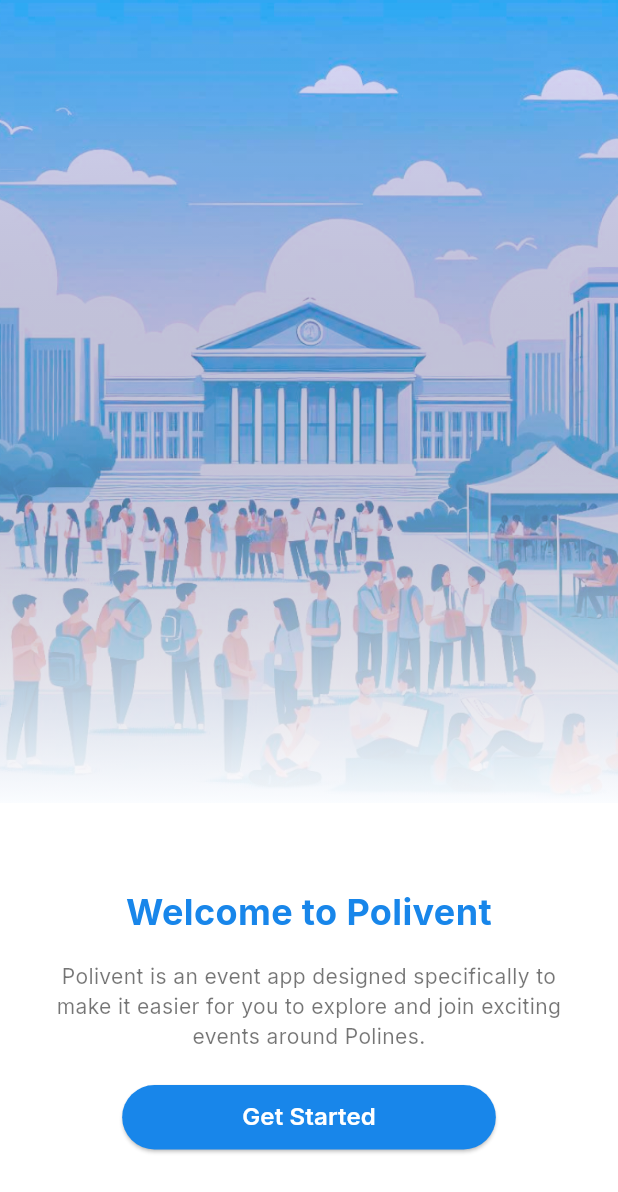
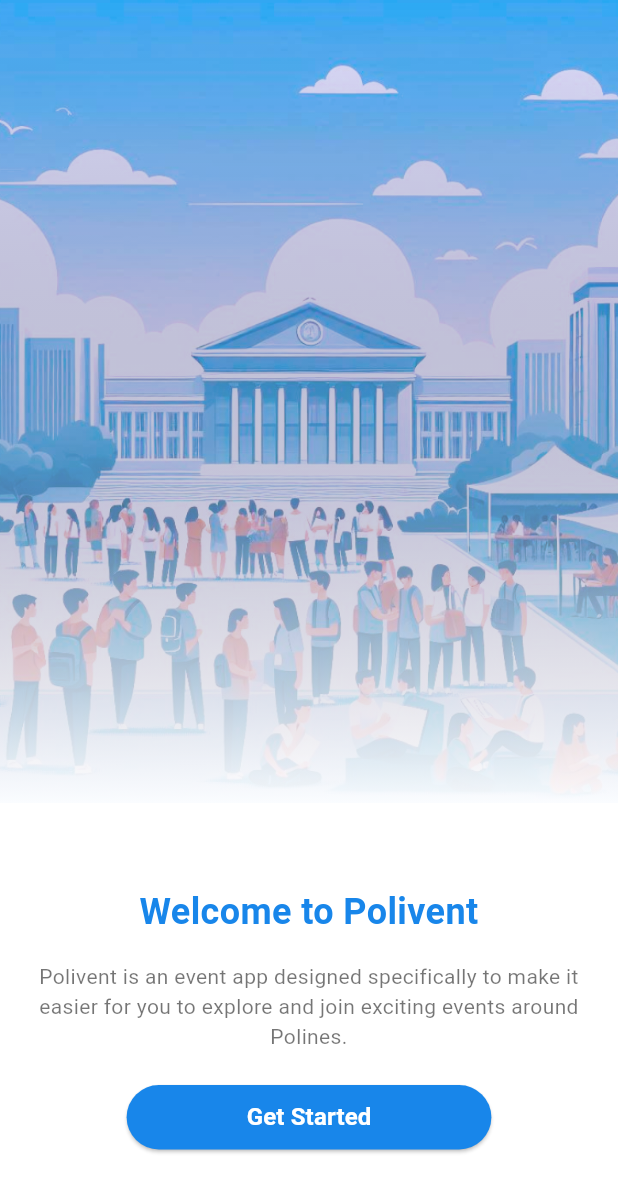
Before and after one commit to KELOMPOK-3-PBL/event_app, a Flutter app: the screen it shows after launch, on a phone screen of 412 x 824 dp. Shown: the top 1192 px of the screen. Run offline on Flutter 3.47's test engine with Material 3 defaults, Android fonts, the phone set to English and light mode, and no system bars; missing offline and left inert: uicons.

Commit message:
add assets font

```diff
--- a/lib/main.dart
+++ b/lib/main.dart
@@ -2,7 +2,6 @@ import 'package:event_proposal_app/models/ui_colors.dart';
 import 'package:event_proposal_app/views/splash_screen.dart';
 import 'package:flutter/material.dart';
 import 'package:flutter/services.dart';
-import 'package:google_fonts/google_fonts.dart';
 
 void main() {
   SystemChrome.setSystemUIOverlayStyle(const SystemUiOverlayStyle(
@@ -21,9 +20,9 @@ class MyApp extends StatelessWidget {
 
   ThemeData _buildTheme(Brightness brightness) {
     return ThemeData(
+      fontFamily: "Inter",
       brightness: brightness,
-      textTheme: GoogleFonts.interTextTheme(
-          ThemeData(brightness: brightness).textTheme),
+      textTheme: (ThemeData(brightness: brightness).textTheme),
       scaffoldBackgroundColor: UIColor.bgWhite,
     );
   }
--- a/lib/views/welcome_screen.dart
+++ b/lib/views/welcome_screen.dart
@@ -2,7 +2,6 @@ import 'package:event_proposal_app/models/ui_colors.dart';
 import 'package:event_proposal_app/views/login_screen.dart';
 import 'package:flutter/material.dart';
 // import 'package:flutter/services.dart';
-import 'package:google_fonts/google_fonts.dart';
 
 void initState() {}
 
@@ -60,9 +59,9 @@ class WelcomeScreen extends StatelessWidget {
                           mainAxisAlignment: MainAxisAlignment.center,
                           children: [
                             // Keterangan aplikasi
-                            Text(
+                            const Text(
                               "Welcome to Polivent",
-                              style: GoogleFonts.inter(
+                              style: TextStyle(
                                 fontSize: 24.0,
                                 fontWeight: FontWeight.bold,
                                 color: UIColor.primary,
@@ -98,9 +97,9 @@ class WelcomeScreen extends StatelessWidget {
                                     borderRadius: BorderRadius.circular(30.0),
                                   ),
                                   backgroundColor: const Color(0xff1886EA)),
-                              child: Text(
+                              child: const Text(
                                 "Get Started",
-                                style: GoogleFonts.inter(
+                                style: TextStyle(
                                   fontSize: 16.0,
                                   fontWeight: FontWeight.w600,
                                   color: Colors.white,
```
Also changed, not shown: lib/views/home_superadmin.dart (+5 -5 lines), lib/views/login_screen.dart (+6 -6 lines), lib/views/splash_screen.dart (+4 -4 lines), pubspec.yaml (+6 -1 lines), assets/head.jpg (deleted), assets/head_darken.png (deleted), pubspec.lock, 1 other file.
